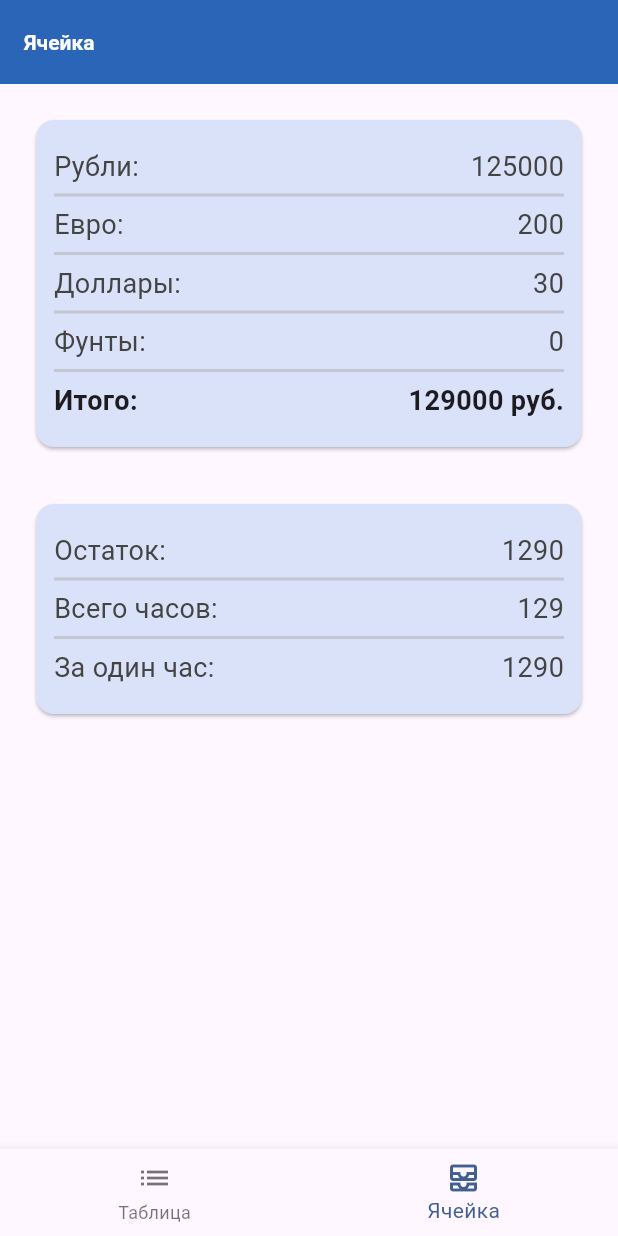
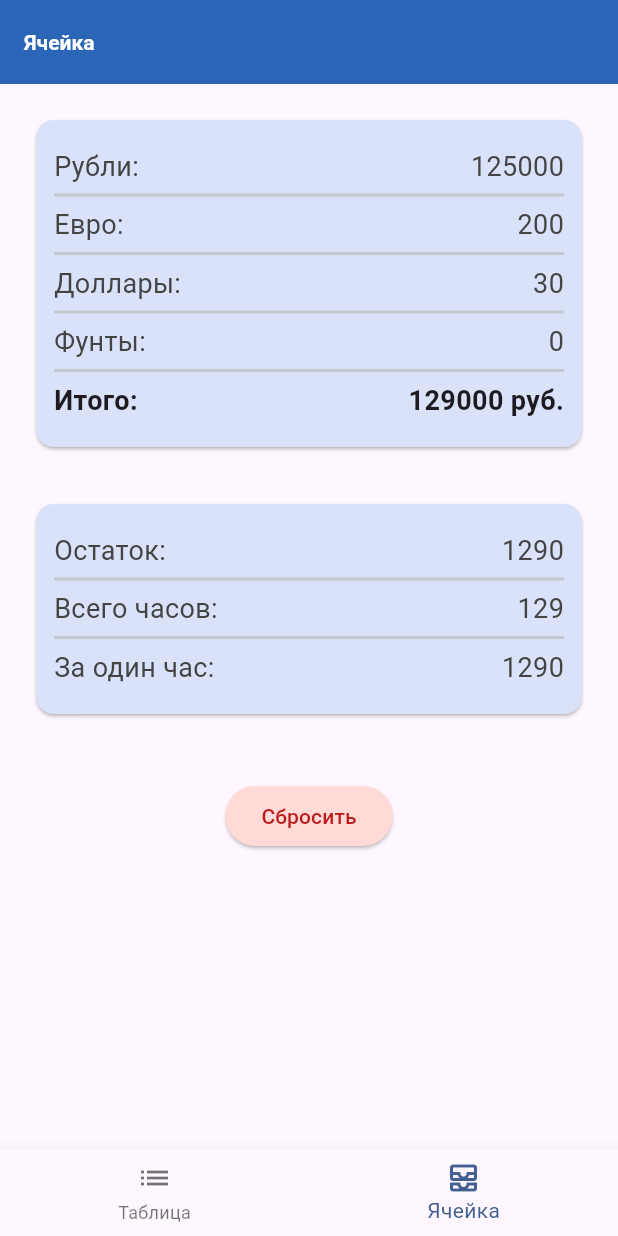
Before and after one commit to Leningram/flutter_tips_app, a Flutter app: the screen it shows after launch, item 2 of the bottom bar chosen, on a phone screen of 412 x 824 dp. Run offline on Flutter 3.47's test engine with Material 3 defaults, Android fonts, the phone set to English and light mode, and no system bars; our stand-ins replace flutter_riverpod.

Commit message:
cell screan

```diff
--- a/lib/presentations/pages/cell_screen.dart
+++ b/lib/presentations/pages/cell_screen.dart
@@ -10,11 +10,11 @@ class CellScreen extends StatelessWidget {
       appBar: AppBar(
         title: const Text('Ячейка'),
       ),
-      body: const Padding(
-        padding: EdgeInsets.all(20.0),
+      body: Padding(
+        padding: const EdgeInsets.all(20.0),
         child: Column(
           children: [
-            Card(
+            const Card(
               child: Padding(
                 padding: EdgeInsets.all(12.0),
                 child: Column(
@@ -87,10 +87,10 @@ class CellScreen extends StatelessWidget {
                 ),
               ),
             ),
-            SizedBox(
+            const SizedBox(
               height: 30,
             ),
-            Card(
+            const Card(
               child: Padding(
                   padding: EdgeInsets.all(12.0),
                   child: Column(children: [
@@ -133,6 +133,19 @@ class CellScreen extends StatelessWidget {
                               Text('1290', style: currencyText1),
                             ])),
                   ])),
+            ),
+            const SizedBox(
+              height: 40,
+            ),
+            ElevatedButton(
+              onPressed: () {},
+              style: ElevatedButton.styleFrom(
+                  backgroundColor:
+                      Theme.of(context).colorScheme.errorContainer),
+              child: Text(
+                'Сбросить',
+                style: TextStyle(color: Theme.of(context).colorScheme.error),
+              ),
             )
           ],
         ),
--- a/lib/presentations/widgets/counter_input.dart
+++ b/lib/presentations/widgets/counter_input.dart
@@ -66,7 +66,7 @@ class _CounterInputState extends State<CounterInput> {
             decoration: widget.label != null ? InputDecoration(
               counterText: '',
               label: Align(
-                alignment: Alignment.centerRight,
+                alignment: Alignment.center,
                 child: Text(widget.label!),
               ),
             ) : const InputDecoration(),
```
